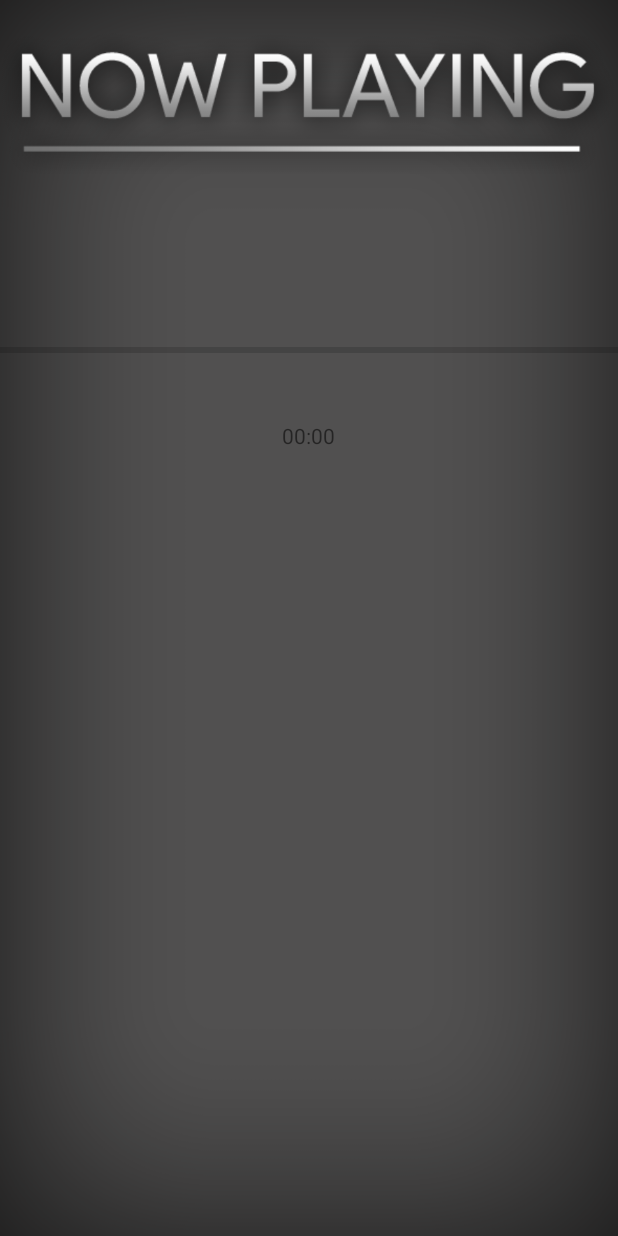
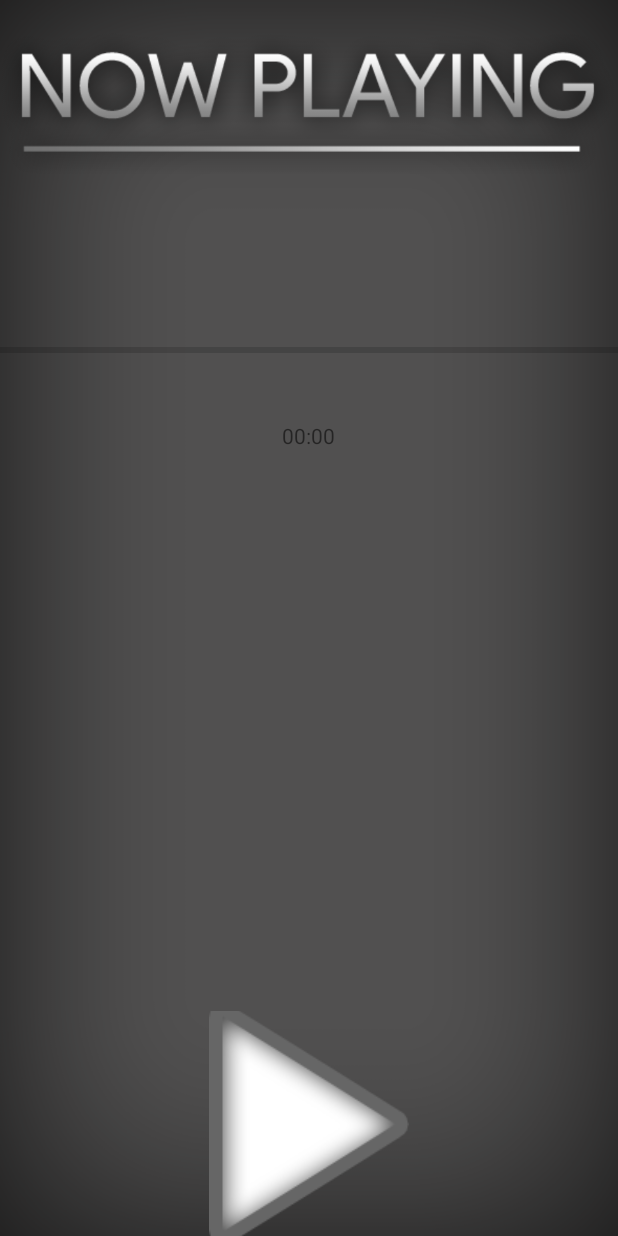
Before and after one commit to Gayathrimenakath/Android---MediaPlayer, an Android app: the screen it shows after launch (MainActivity), on a phone screen of 412 x 824 dp. Run offline under Robolectric (Android 15) with nearby library versions, the phone set to English and light mode, and no system bars.

Commit message:
updated play button

```diff
--- a/app/src/main/java/com/example/gayathri/mediaplayer/MainActivity.java
+++ b/app/src/main/java/com/example/gayathri/mediaplayer/MainActivity.java
@@ -50,6 +50,7 @@ public class MainActivity extends Activity {
     };
 
     private void initListeners() {
+        play.setImageResource(R.drawable.play_button);
         play.setOnClickListener(
                 new View.OnClickListener()
                 {
```
